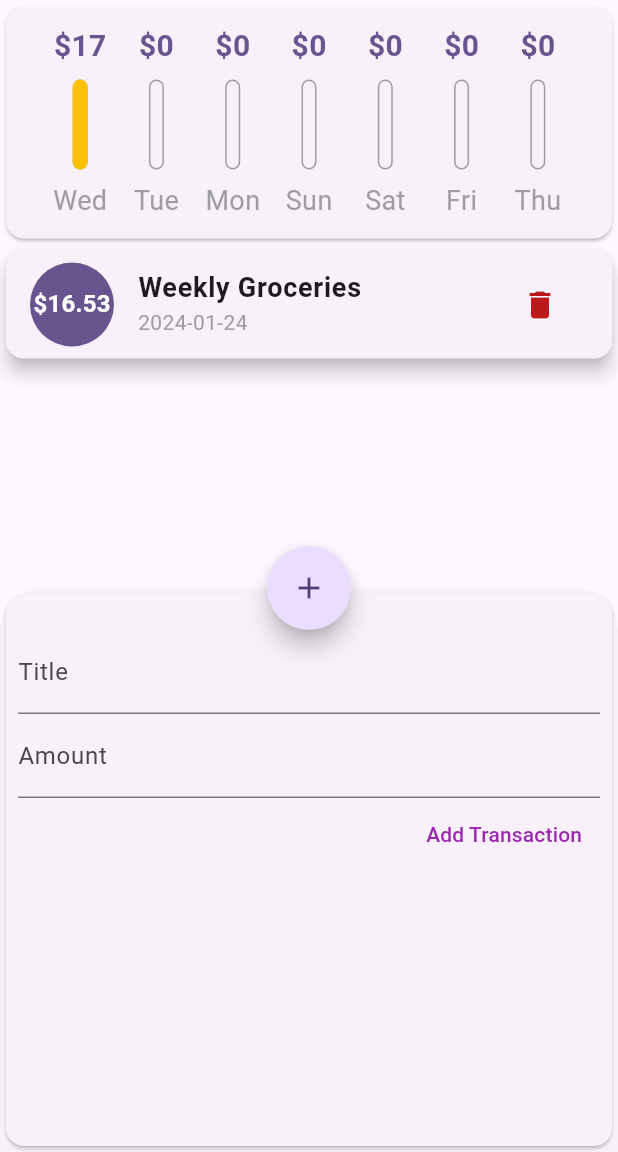
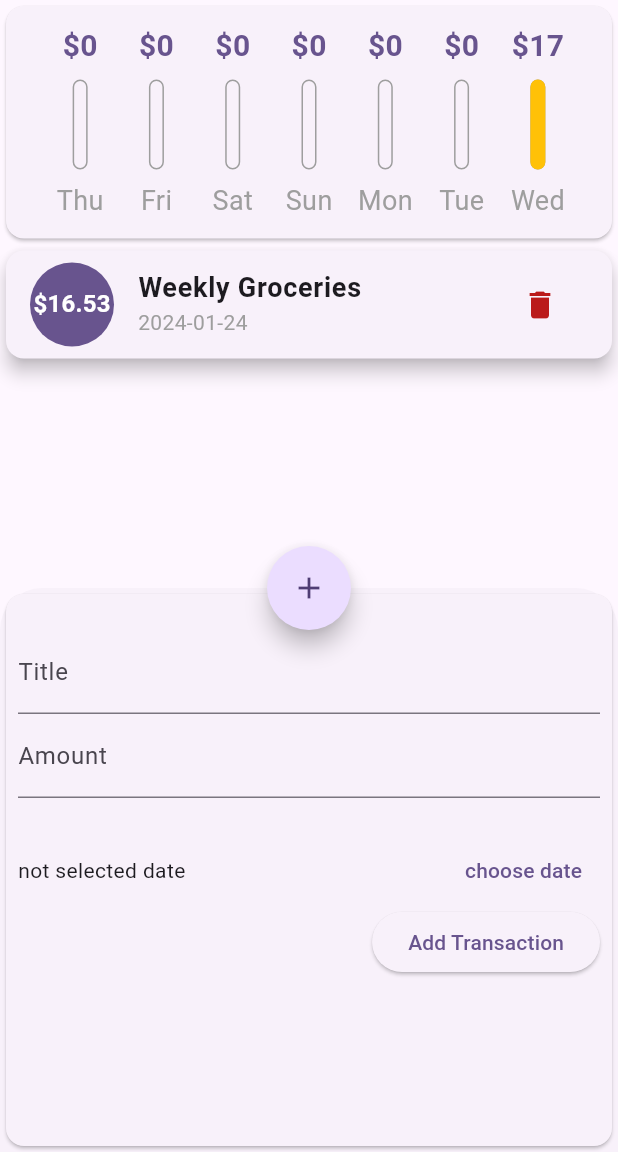
Before and after one commit to x842013824/bill_calendar, a Flutter app: the screen it shows after launch, after a tap on the "delete" icon, after a tap on the "add" icon, after a tap on "Add Transaction", on a phone screen of 412 x 824 dp, the part 84-1236 px from its top. Run offline on Flutter 3.47's test engine with Material 3 defaults, Android fonts, the light colour scheme and no system bars.

Commit message:
<feature>: 实现了日期选择功能

```diff
--- a/lib/main.dart
+++ b/lib/main.dart
@@ -40,12 +40,12 @@ class _MyAppState extends State<MyApp> {
     }).toList();
   }
 
-  void _addTransaction(({String title, double amount}) record) {
+  void _addTransaction(({String title, double amount, DateTime date}) record) {
     final transaction = Transaction(
       uid: DateTime.now().toString(),
       title: record.title,
       amount: record.amount,
-      date: DateTime.now(),
+      date: record.date,
     );
 
     setState(() => _transactions.add(transaction));
--- a/lib/widghts/chart_card.dart
+++ b/lib/widghts/chart_card.dart
@@ -22,7 +22,7 @@ class ChartCard extends StatelessWidget {
       });
 
       return (day: DateFormat.E().format(weekday), total: total);
-    }).toList();
+    }).reversed.toList();
   }
 
   double get totalAmount {
--- a/lib/widghts/new_transaction.dart
+++ b/lib/widghts/new_transaction.dart
@@ -1,7 +1,8 @@
 import 'package:flutter/material.dart';
+import 'package:intl/intl.dart';
 
 class NewTransaction extends StatefulWidget {
-  final ValueChanged<({String title, double amount})> onSubmit;
+  final ValueChanged<({String title, double amount, DateTime date})> onSubmit;
 
   const NewTransaction(this.onSubmit, {super.key});
 
@@ -14,11 +15,15 @@ class _NewTransactionState extends State<NewTransaction> {
 
   final _amountController = TextEditingController();
 
+  DateTime? _selectedDate;
+
   void _submit() {
+    if (_amountController.text.isEmpty) return;
+
     final title = _titleController.text;
     final amount = double.parse(_amountController.text);
-    if (title.isNotEmpty && amount > 0) {
-      widget.onSubmit((title: title, amount: amount));
+    if (title.isNotEmpty && amount > 0 && _selectedDate != null) {
+      widget.onSubmit((title: title, amount: amount, date: _selectedDate!));
       Navigator.of(context).pop();
     }
   }
@@ -43,12 +48,31 @@ class _NewTransactionState extends State<NewTransaction> {
               keyboardType: TextInputType.number,
               onSubmitted: (_) => _submit(),
             ),
-            TextButton(
+            const SizedBox(height: 24),
+            Row(
+              children: [
+                Expanded(
+                  child: Text(_selectedDate == null
+                      ? 'not selected date'
+                      : DateFormat().add_yMd().format(_selectedDate!)),
+                ),
+                TextButton(
+                  onPressed: () async {
+                    final date = await showDatePicker(
+                      context: context,
+                      firstDate: DateTime(DateTime.now().year),
+                      lastDate: DateTime.now(),
+                    );
+                    if (date == null) return;
+                    setState(() => _selectedDate = date);
+                  },
+                  child: const Text('choose date'),
+                )
+              ],
+            ),
+            ElevatedButton(
               onPressed: _submit,
-              child: const Text(
-                'Add Transaction',
-                style: TextStyle(color: Colors.purple),
-              ),
+              child: const Text('Add Transaction'),
             ),
           ],
         ),
```
